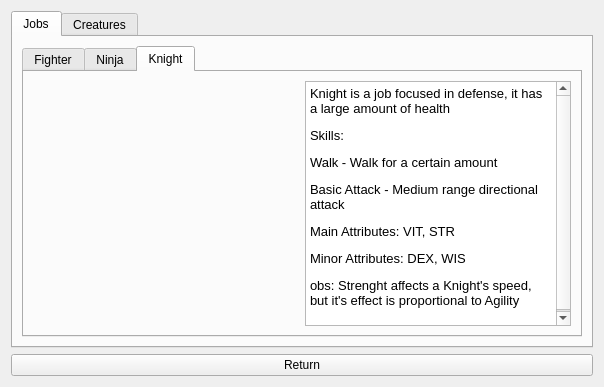
SamuelPossamai/SimpleGameOfMine, file forms/librarywidget.ui: the form before one commit.
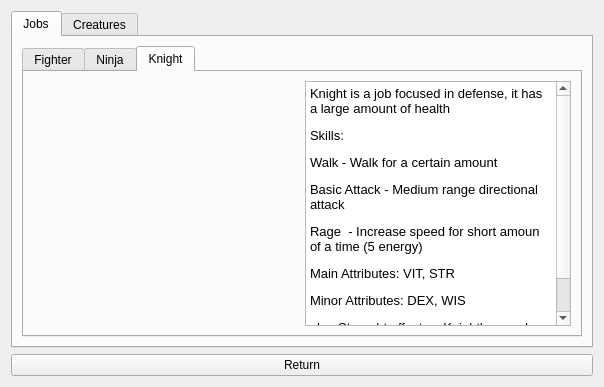
The form after the commit. The open tabs and pages were chosen to show the change. Icons and pictures are not drawn.

Patch:
```diff
--- a/forms/librarywidget.ui
+++ b/forms/librarywidget.ui
@@ -233,6 +233,7 @@
 &lt;p style=&quot; margin-top:12px; margin-bottom:12px; margin-left:0px; margin-right:0px; -qt-block-indent:0; text-indent:0px;&quot;&gt;Skills:&lt;/p&gt;
 &lt;p style=&quot; margin-top:12px; margin-bottom:12px; margin-left:0px; margin-right:0px; -qt-block-indent:0; text-indent:0px;&quot;&gt;Walk - Walk for a certain amount&lt;/p&gt;
 &lt;p style=&quot; margin-top:12px; margin-bottom:12px; margin-left:0px; margin-right:0px; -qt-block-indent:0; text-indent:0px;&quot;&gt;Basic Attack - Medium range directional attack&lt;/p&gt;
+&lt;p style=&quot; margin-top:12px; margin-bottom:12px; margin-left:0px; margin-right:0px; -qt-block-indent:0; text-indent:0px;&quot;&gt;Rage  - Increase speed for short amoun of a time (5 energy)&lt;/p&gt;
 &lt;p style=&quot; margin-top:12px; margin-bottom:12px; margin-left:0px; margin-right:0px; -qt-block-indent:0; text-indent:0px;&quot;&gt;Main Attributes: VIT, STR&lt;/p&gt;
 &lt;p style=&quot; margin-top:12px; margin-bottom:12px; margin-left:0px; margin-right:0px; -qt-block-indent:0; text-indent:0px;&quot;&gt;Minor Attributes: DEX, WIS&lt;/p&gt;
 &lt;p style=&quot; margin-top:12px; margin-bottom:12px; margin-left:0px; margin-right:0px; -qt-block-indent:0; text-indent:0px;&quot;&gt;obs: Strenght affects a Knight's speed, but it's effect is proportional to Agility&lt;br /&gt;&lt;/p&gt;&lt;/body&gt;&lt;/html&gt;</string>
```
Left out of the diff: 2 changed lines with no effect on the pictures.
